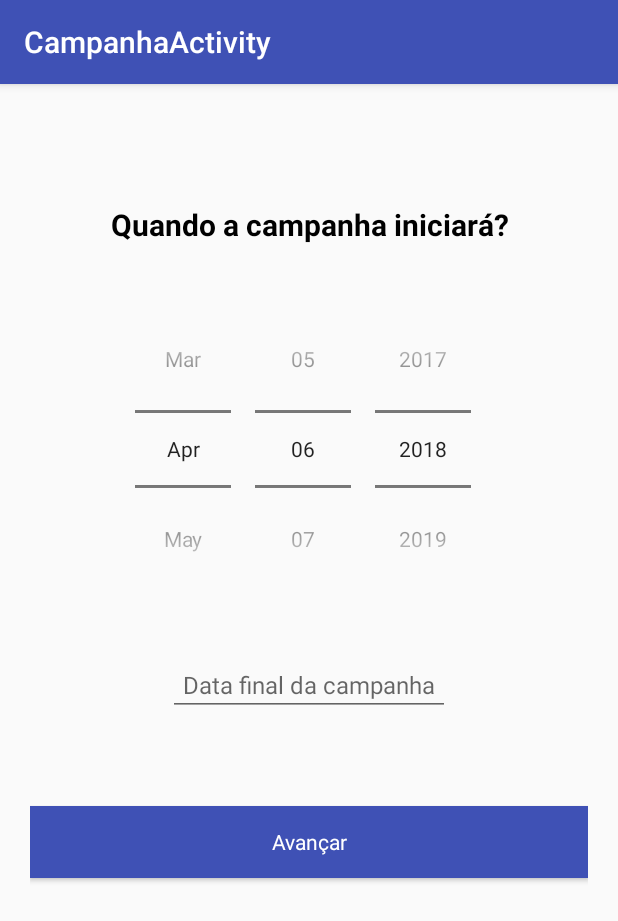
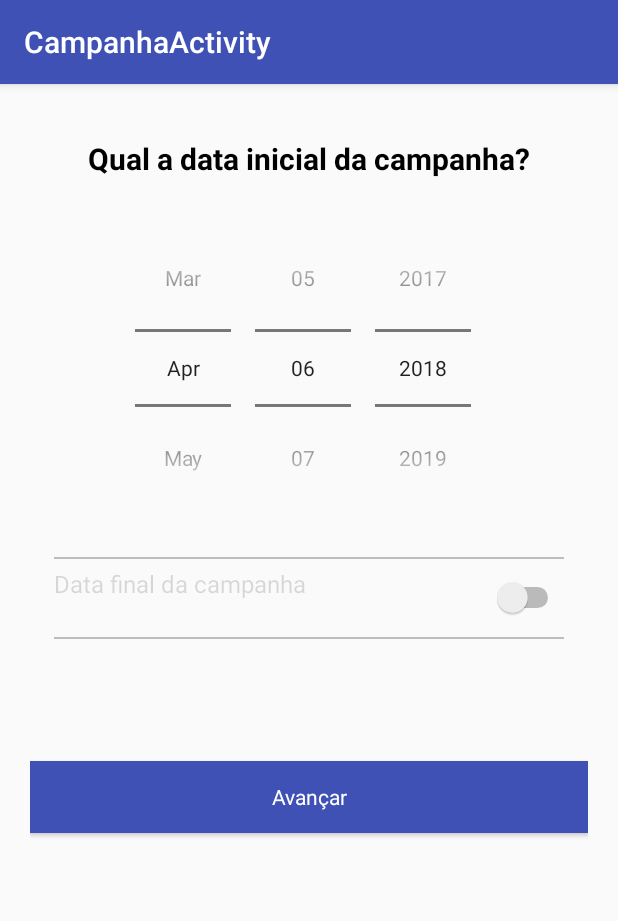
Before and after one commit to fabiogsantos/vouDOAR, an Android app: the CampanhaPeriodoFragment screen opened directly, with no data from a screen before it, on a phone screen of 412 x 824 dp. Shown: the top 921 px of the screen. Run offline under Robolectric (Android 15) with nearby library versions, the light colour scheme and no system bars.

Commit message:
ajustes fragmants campanha

```diff
--- a/app/src/main/java/br/com/tcc/tecdam/voudoar/campanha/CampanhaPeriodoFragment.java
+++ b/app/src/main/java/br/com/tcc/tecdam/voudoar/campanha/CampanhaPeriodoFragment.java
@@ -9,7 +9,9 @@ import android.view.LayoutInflater;
 import android.view.View;
 import android.view.ViewGroup;
 import android.widget.DatePicker;
-import android.widget.EditText;
+import android.widget.RelativeLayout;
+import android.widget.Switch;
+import android.widget.TextView;
 
 import java.text.SimpleDateFormat;
 import java.util.Calendar;
@@ -22,8 +24,14 @@ import br.com.tcc.tecdam.voudoar.R;
  */
 public class CampanhaPeriodoFragment extends Fragment {
 
-    EditText edittext;
     Calendar myCalendar = Calendar.getInstance();
+    DatePicker datePickerDataInicial;
+    DatePickerDialog.OnDateSetListener listenerDate;
+
+    RelativeLayout groupDataFinal;
+    Switch switchDataFinal;
+    TextView textDataFinal;
+    TextView valorDataFinal;
 
     public CampanhaPeriodoFragment() {
         // Required empty public constructor
@@ -40,7 +48,7 @@ public class CampanhaPeriodoFragment extends Fragment {
         // Inflate the layout for this fragment
         View view = inflater.inflate(R.layout.fragment_campanha_periodo, container, false);
 
-        final DatePickerDialog.OnDateSetListener date = new DatePickerDialog.OnDateSetListener() {
+        listenerDate = new DatePickerDialog.OnDateSetListener() {
             @Override
             public void onDateSet(DatePicker view, int year, int monthOfYear,
                                   int dayOfMonth) {
@@ -51,24 +59,69 @@ public class CampanhaPeriodoFragment extends Fragment {
             }
         };
 
-        edittext = (EditText) view.findViewById(R.id.campanha_periodo_datafinal);
+        datePickerDataInicial = (DatePicker) view.findViewById(R.id.campanha_periodo_datepicker);
 
-        edittext.setOnClickListener(new View.OnClickListener() {
+        //final Long DEFAULT_MIN_DATE = datePickerDataInicial.getMinDate();
+        final Long DEFAULT_MAX_DATE = datePickerDataInicial.getMaxDate();
+
+        groupDataFinal = (RelativeLayout) view.findViewById(R.id.campanha_periodo_groupdatafinal);
+        textDataFinal   = (TextView) view.findViewById(R.id.campanha_periodo_textdatafinal);
+        valorDataFinal  = (TextView) view.findViewById(R.id.campanha_periodo_valordatafinal);
+        switchDataFinal     = (Switch) view.findViewById(R.id.campanha_periodo_switch);
+
+        groupDataFinal.setOnClickListener(new View.OnClickListener() {
             @Override
             public void onClick(View v) {
-                new DatePickerDialog( getContext(), date, myCalendar
-                        .get(Calendar.YEAR), myCalendar.get(Calendar.MONTH),
-                        myCalendar.get(Calendar.DAY_OF_MONTH)).show();
+                ShowDatePickerDialog();
+            }
+        });
+
+        switchDataFinal.setOnClickListener(new View.OnClickListener() {
+            @Override
+            public void onClick(View v) {
+                if (switchDataFinal.isChecked()) {
+                    textDataFinal.setEnabled(true);
+                    valorDataFinal.setEnabled(true);
+
+                    ShowDatePickerDialog();
+
+                } else {
+                    textDataFinal.setEnabled(false);
+                    valorDataFinal.setEnabled(false);
+                    valorDataFinal.setText("");
+                    myCalendar.setTime(Calendar.getInstance().getTime());
+                    datePickerDataInicial.setMaxDate(DEFAULT_MAX_DATE);
+                }
             }
         });
 
         return view;
     }
 
+    private void ShowDatePickerDialog() {
+
+        DatePickerDialog datePickerDialog = new DatePickerDialog(getContext(), listenerDate, myCalendar
+                .get(Calendar.YEAR), myCalendar.get(Calendar.MONTH),
+                myCalendar.get(Calendar.DAY_OF_MONTH));
+
+        //datePickerDataInicial.getDayOfMonth()
+        Calendar converDatePicker = java.util.Calendar.getInstance();
+                    converDatePicker.set(
+                            datePickerDataInicial.getYear(),
+                            datePickerDataInicial.getMonth(),
+                            datePickerDataInicial.getDayOfMonth());
+                    datePickerDialog.getDatePicker().
+
+        setMinDate(converDatePicker.getTimeInMillis());
+                    datePickerDialog.show();
+
+   }
+
     private void updateLabel() {
-        String myFormat = "MM/dd/yy"; //In which you need put here
-        SimpleDateFormat sdf = new SimpleDateFormat(myFormat, Locale.US);
-
-        edittext.setText(sdf.format(myCalendar.getTime()));
+        final Locale localeBrasil = new Locale("pt", "BR");
+        String myFormat = "dd/MM/yyyy"; //In which you need put here
+        SimpleDateFormat sdf = new SimpleDateFormat(myFormat, localeBrasil);
+        valorDataFinal.setText(sdf.format(myCalendar.getTime()));
+        datePickerDataInicial.setMaxDate(myCalendar.getTimeInMillis());
     }
 }
--- a/app/src/main/res/layout/fragment_campanha_periodo.xml
+++ b/app/src/main/res/layout/fragment_campanha_periodo.xml
@@ -1,8 +1,9 @@
 <FrameLayout xmlns:android="http://schemas.android.com/apk/res/android"
     xmlns:tools="http://schemas.android.com/tools"
     android:layout_width="match_parent"
-    android:layout_height="match_parent"
-    tools:context="br.com.tcc.tecdam.voudoar.campanha.CampanhaPeriodoFragment">
+    android:layout_height="wrap_content"
+    tools:context="br.com.tcc.tecdam.voudoar.campanha.CampanhaPeriodoFragment"
+    android:padding="16dp">
 
     <!--
     private Integer tipo;               // Causa de interesse da campanha: 0 - Outros, 1 - Capacitação Profissional, 2 - Cultura e Arte, 3 - Defesa dos Direitos Humanos, 4 - Educação, 5 - Esportes, 6 - Meio Ambiente e Proteção dos Animais, 7 - Saúde, 8 - Serviços Sociais
@@ -23,53 +24,81 @@
         android:orientation="vertical"
         android:layout_width="match_parent"
         android:layout_height="wrap_content">
+
         <TextView
             android:id="@+id/campanha_periodo_text"
             android:layout_width="match_parent"
             android:layout_height="wrap_content"
-            android:text="Quando a campanha iniciará?"
-            android:layout_marginTop="60dp"
+            android:text="Qual a data inicial da campanha?"
             android:fontFamily="sans-serif"
             android:textStyle="bold"
             android:textSize="20sp"
             android:textColor="@color/colorTextQuestion"
             android:textAlignment="center"
             android:gravity="center"/>
+
         <DatePicker
             android:id="@+id/campanha_periodo_datepicker"
             android:layout_width="wrap_content"
             android:layout_height="wrap_content"
-            android:layout_marginTop="30dp"
+            android:layout_marginTop="20dp"
             android:layout_gravity="center"
             android:datePickerMode="spinner"
             android:calendarViewShown="false"
             android:spinnersShown="true" />
-        <!--
-        <DateTimeView
-            android:id="@+id/campanha_periodo_datafinal"
+
+        <View
+            android:layout_width="match_parent"
+            android:layout_height="1dp"
+            android:background="#90909090"
+            android:layout_marginTop="20dp"
+            android:layout_marginBottom="5dp"
+            />
+
+        <RelativeLayout
+            android:id="@+id/campanha_periodo_groupdatafinal"
+            android:layout_width="match_parent"
+            android:layout_height="wrap_content"
+            android:orientation="horizontal">
+
+            <TextView
+                android:id="@+id/campanha_periodo_textdatafinal"
                 android:layout_width="wrap_content"
                 android:layout_height="wrap_content"
-            android:layout_marginTop="30dp"
-            android:padding="10dp"
-            android:layout_gravity="center"
+                android:layout_alignParentLeft="true"
+                android:layout_alignParentStart="true"
+                android:fontFamily="sans-serif"
                 android:text="Data final da campanha"
-            android:fontFamily="sans-serif"
-            android:textColor="@color/colorTextQuestion"
                 android:textSize="16sp"
-            />
-          -->
-        <EditText
-            android:id="@+id/campanha_periodo_datafinal"
+                android:enabled="false"/>
+
+            <TextView
+                android:id="@+id/campanha_periodo_valordatafinal"
                 android:layout_width="wrap_content"
                 android:layout_height="wrap_content"
-            android:layout_marginTop="30dp"
-            android:padding="10dp"
-            android:layout_gravity="center"
+                android:layout_alignLeft="@id/campanha_periodo_textdatafinal"
+                android:layout_below="@id/campanha_periodo_textdatafinal"
                 android:fontFamily="sans-serif"
-            android:textColor="@color/colorTextQuestion"
-            android:textSize="16sp"
-            android:clickable="false"
-            android:hint="Data final da campanha"/>
+                android:textSize="14sp"
+                android:text=""
+                android:enabled="false" />
+
+            <Switch
+                android:id="@+id/campanha_periodo_switch"
+                android:layout_width="wrap_content"
+                android:layout_height="wrap_content"
+                android:layout_alignParentRight="true"
+                android:layout_centerVertical="true"
+                android:checked="false"/>
+
+        </RelativeLayout>
+
+        <View
+            android:layout_width="match_parent"
+            android:layout_height="1dp"
+            android:background="#90909090"
+            android:layout_marginTop="5dp"
+            android:layout_marginBottom="5dp" />
 
     </android.support.v7.widget.LinearLayoutCompat>
 
```
Also changed, not shown: app/src/main/res/layout/fragment_campanha_nome.xml (+4 -5 lines), app/src/main/res/layout/fragment_campanha_tipo.xml (+5 -6 lines), 1 other file. Lines whose indentation alone changed are shown as unchanged.
